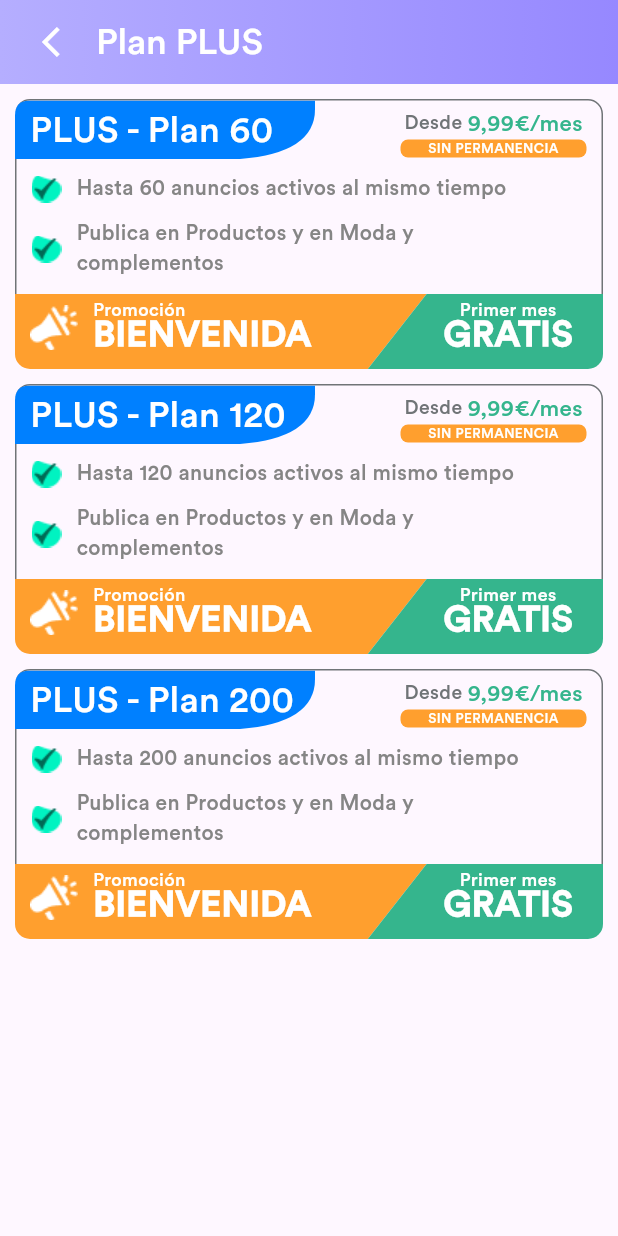
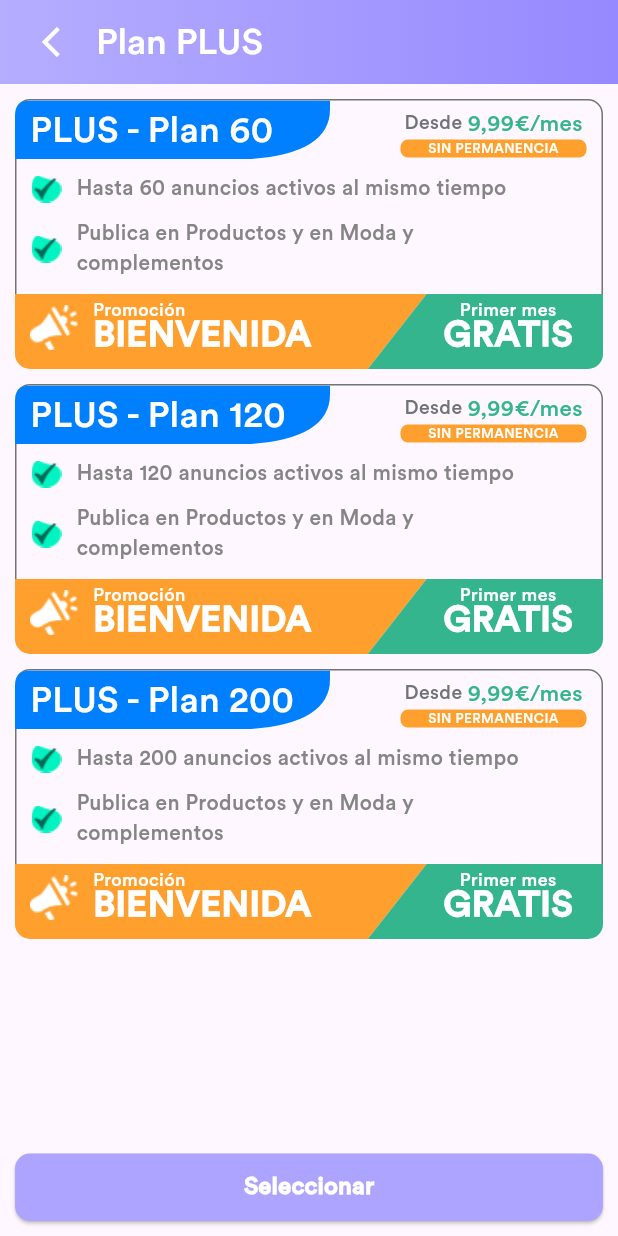
Before and after one commit to YhonattanZ/Uopp-Mockup, a Flutter app: the SelectedPlan screen opened by its route, on a phone screen of 412 x 824 dp. Run offline on Flutter 3.47's test engine with Material 3 defaults, Android fonts, the phone set to English and light mode, and no system bars; our stand-ins replace get, smooth_page_indicator, video_player.

Commit message:
ajustes generales

```diff
--- a/lib/ui/pages/selected_plan.dart
+++ b/lib/ui/pages/selected_plan.dart
@@ -3,6 +3,7 @@ import 'package:get/get.dart';
 import 'package:prueba_uopp/config/config.dart';
 import 'package:prueba_uopp/controllers/plan_controller.dart';
 import 'package:prueba_uopp/ui/widgets/custom_appbar.dart';
+import 'package:prueba_uopp/ui/widgets/custom_button.dart';
 import 'package:prueba_uopp/ui/widgets/diagonal_container.dart';
 
 import 'package:prueba_uopp/ui/widgets/plus_card.dart';
@@ -21,6 +22,10 @@ class _SelectedPlanState extends State<SelectedPlan> {
   Widget build(BuildContext context) {
     return Scaffold(
       appBar: CustomAppBar(title: 'Plan PLUS', onBack: () => Get.back()),
+      bottomNavigationBar: CustomElevatedButton(
+        title: 'Seleccionar',
+        onPressed: () {},
+      ),
 
       body: ListView.builder(
         itemCount: controller.plans.length,
--- a/lib/ui/widgets/plus_card.dart
+++ b/lib/ui/widgets/plus_card.dart
@@ -60,7 +60,7 @@ class _PlusCardState extends State<PlusCard> {
           children: [
             CustomTagWidget(
               subtitle: widget.subtext,
-              width: 200,
+              width: 210,
               text: widget.planName,
               align: TextAlign.center,
               textColor: widget.txtColor,
```
